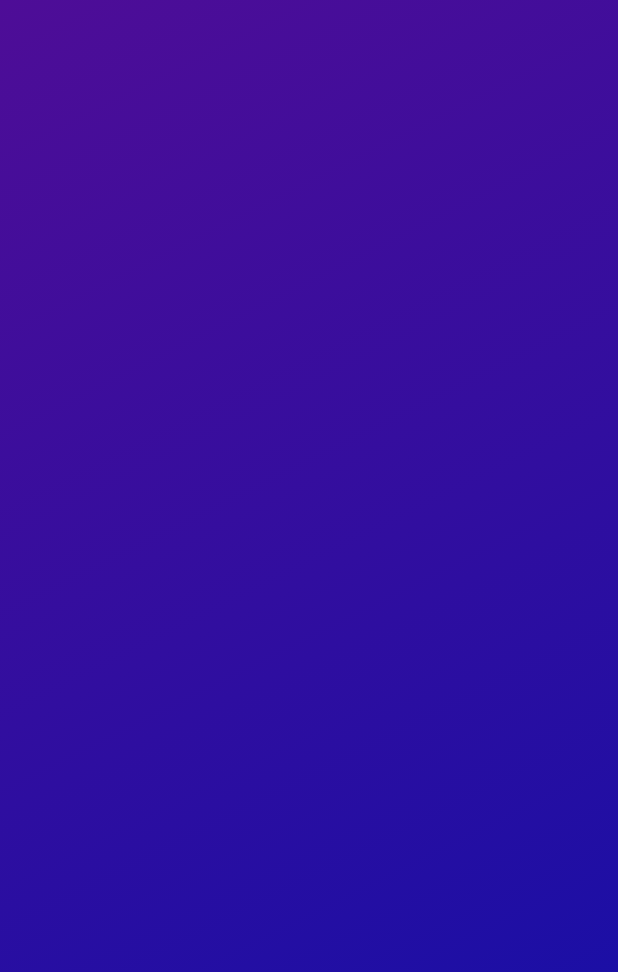
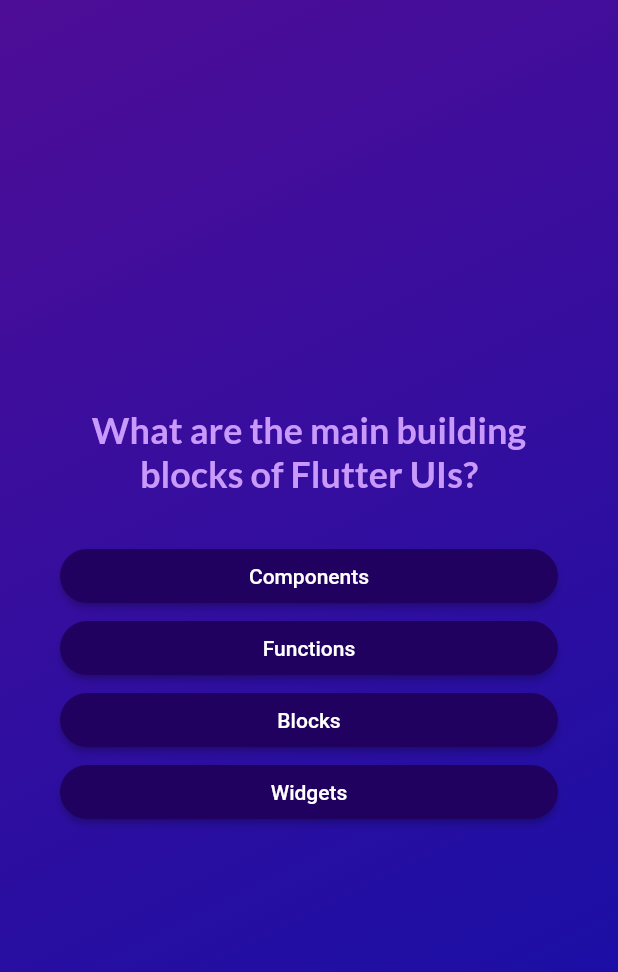
Before and after one commit to Breakrule/quiz-app, a Flutter app: the screen it shows after launch, after a tap on "Start Quiz", on a phone screen of 412 x 824 dp. Shown: the top 972 px of the screen. Run offline on Flutter 3.47's test engine with Material 2 defaults, Android fonts, the phone set to English and light mode, and no system bars; our stand-ins replace google_fonts.

Commit message:
passing data between pages, and add more logic

```diff
--- /dev/null
+++ b/lib/answer_button.dart
@@ -0,0 +1,34 @@
+import 'package:flutter/material.dart';
+
+class AnswerButton extends StatelessWidget {
+  const AnswerButton({
+    super.key,
+    required this.answerText,
+    required this.onTap,
+  });
+
+  final String answerText;
+  final void Function() onTap;
+
+  @override
+  Widget build(BuildContext context) {
+    return ElevatedButton(
+      onPressed: onTap,
+      style: ElevatedButton.styleFrom(
+        padding: const EdgeInsets.symmetric(
+          horizontal: 40,
+          vertical: 10,
+        ),
+        backgroundColor: const Color.fromARGB(255, 33, 1, 95),
+        foregroundColor: Colors.white,
+        shape: RoundedRectangleBorder(
+          borderRadius: BorderRadius.circular(40),
+        ),
+      ),
+      child: Text(
+        answerText,
+        textAlign: TextAlign.center,
+      ),
+    );
+  }
+}
--- /dev/null
+++ b/lib/data/questions.dart
@@ -0,0 +1,55 @@
+import 'package:quiz_app_rez/models/quiz_questions.dart';
+
+const questions = [
+  QuizQuestion(
+    'What are the main building blocks of Flutter UIs?',
+    [
+      'Widgets',
+      'Components',
+      'Blocks',
+      'Functions',
+    ],
+  ),
+  QuizQuestion('How are Flutter UIs built?', [
+    'By combining widgets in code',
+    'By combining widgets in a visual editor',
+    'By defining widgets in config files',
+    'By using XCode for iOS and Android Studio for Android',
+  ]),
+  QuizQuestion(
+    'What\'s the purpose of a StatefulWidget?',
+    [
+      'Update UI as data changes',
+      'Update data as UI changes',
+      'Ignore data changes',
+      'Render UI that does not depend on data',
+    ],
+  ),
+  QuizQuestion(
+    'Which widget should you try to use more often: StatelessWidget or StatefulWidget?',
+    [
+      'StatelessWidget',
+      'StatefulWidget',
+      'Both are equally good',
+      'None of the above',
+    ],
+  ),
+  QuizQuestion(
+    'What happens if you change data in a StatelessWidget?',
+    [
+      'The UI is not updated',
+      'The UI is updated',
+      'The closest StatefulWidget is updated',
+      'Any nested StatefulWidgets are updated',
+    ],
+  ),
+  QuizQuestion(
+    'How should you update data inside of StatefulWidgets?',
+    [
+      'By calling setState()',
+      'By calling updateData()',
+      'By calling updateUI()',
+      'By calling updateState()',
+    ],
+  ),
+];
--- /dev/null
+++ b/lib/models/quiz_questions.dart
@@ -0,0 +1,12 @@
+class QuizQuestion {
+  const QuizQuestion(this.text, this.answers);
+
+  final String text;
+  final List<String> answers;
+
+  List<String> getShuffledAnswers() {
+    final shuffledList = List.of(answers);
+    shuffledList.shuffle();
+    return shuffledList;
+  }
+}
--- a/lib/questions_screen.dart
+++ b/lib/questions_screen.dart
@@ -1,7 +1,12 @@
 import 'package:flutter/material.dart';
+import 'package:google_fonts/google_fonts.dart';
+import 'package:quiz_app_rez/answer_button.dart';
+import 'package:quiz_app_rez/data/questions.dart';
 
 class QuestionsScreen extends StatefulWidget {
-  const QuestionsScreen({super.key});
+  const QuestionsScreen({super.key, required this.onSelectAnswer});
+
+  final void Function(String answer) onSelectAnswer;
 
   @override
   State<QuestionsScreen> createState() {
@@ -10,8 +15,48 @@
 }
 
 class _QuestionsScreenState extends State<QuestionsScreen> {
+  var currentQuestionIndex = 0;
+
+  void answerQuestion(String selectedAnswer) {
+    widget.onSelectAnswer(selectedAnswer);
+    setState(() {
+      currentQuestionIndex++;
+    });
+  }
+
   @override
   Widget build(BuildContext context) {
-    return Container();
+    final currentQuestion = questions[currentQuestionIndex];
+
+    return SizedBox(
+      width: double.infinity,
+      child: Container(
+        margin: const EdgeInsets.all(40),
+        child: Column(
+          mainAxisAlignment: MainAxisAlignment.center,
+          crossAxisAlignment: CrossAxisAlignment.stretch,
+          children: [
+            Text(
+              currentQuestion.text,
+              style: GoogleFonts.lato(
+                color: const Color.fromARGB(255, 201, 153, 251),
+                fontSize: 24,
+                fontWeight: FontWeight.bold,
+              ),
+              textAlign: TextAlign.center,
+            ),
+            const SizedBox(height: 30),
+            ...currentQuestion.getShuffledAnswers().map((answer) {
+              return AnswerButton(
+                answerText: answer,
+                onTap: () {
+                  answerQuestion(answer);
+                },
+              );
+            }),
+          ],
+        ),
+      ),
+    );
   }
 }
--- a/lib/quiz.dart
+++ b/lib/quiz.dart
@@ -1,6 +1,7 @@
 import 'package:flutter/material.dart';
+import 'package:quiz_app_rez/data/questions.dart';
 import 'package:quiz_app_rez/questions_screen.dart';
-
+import 'package:quiz_app_rez/results_screen.dart';
 import 'package:quiz_app_rez/start_screen.dart';
 
 class Quiz extends StatefulWidget {
@@ -13,20 +14,24 @@
 }
 
 class _QuizState extends State<Quiz> {
+  List<String> selectedAnswers = [];
   var activeScreen = 'start-screen';
-  // Widget? activeScreen;
-
-  // @override
-  // void initState() {
-  //   activeScreen = StartScreen(switchScreen);
-  //   super.initState();
-  // }
 
   void switchScreen() {
     setState(() {
-      // activeScreen = const QuestionsScreen();
       activeScreen = 'questions-screen';
     });
+  }
+
+  void chooseAnswer(String answer) {
+    selectedAnswers.add(answer);
+
+    if (selectedAnswers.length == questions.length) {
+      setState(() {
+        selectedAnswers = [];
+        activeScreen = 'results-screen';
+      });
+    }
   }
 
   @override
@@ -34,7 +39,11 @@
     Widget screenWidget = StartScreen(switchScreen);
 
     if (activeScreen == 'questions-screen') {
-      screenWidget = const QuestionsScreen();
+      screenWidget = QuestionsScreen(onSelectAnswer: chooseAnswer);
+    }
+
+    if (activeScreen == 'results-screen') {
+      screenWidget = ResultsScreen(chosenAnswers: selectedAnswers);
     }
 
     return MaterialApp(
@@ -48,9 +57,6 @@
             ], begin: Alignment.topLeft, end: Alignment.bottomRight),
           ),
           child: screenWidget,
-          // child: activeScreen == 'start-screen'
-          //     ? StartScreen(switchScreen)
-          //     : const QuestionsScreen(),
         ),
       ),
     );
--- /dev/null
+++ b/lib/results_screen.dart
@@ -0,0 +1,30 @@
+import 'package:flutter/material.dart';
+
+class ResultsScreen extends StatelessWidget {
+  const ResultsScreen({super.key, required this.chosenAnswers});
+
+  final List<String> chosenAnswers;
+
+  @override
+  Widget build(BuildContext context) {
+    return SizedBox(
+      width: double.infinity,
+      child: Container(
+        margin: const EdgeInsets.all(40),
+        child: Column(
+          mainAxisAlignment: MainAxisAlignment.center,
+          children: [
+            const Text('You answered X out of Y questions correctly!'),
+            const SizedBox(height: 30),
+            const Text('List of answers and questions...'),
+            const SizedBox(height: 30),
+            TextButton(
+              onPressed: () {},
+              child: const Text('Restart Quiz!'),
+            )
+          ],
+        ),
+      ),
+    );
+  }
+}
--- a/lib/start_screen.dart
+++ b/lib/start_screen.dart
@@ -1,4 +1,5 @@
 import 'package:flutter/material.dart';
+import 'package:google_fonts/google_fonts.dart';
 
 class StartScreen extends StatelessWidget {
   const StartScreen(this.startQuiz, {super.key});
@@ -17,9 +18,9 @@
             color: const Color.fromARGB(150, 255, 255, 255),
           ),
           const SizedBox(height: 80),
-          const Text(
+          Text(
             'Learn Flutter the fun way!',
-            style: TextStyle(
+            style: GoogleFonts.lato(
               color: Colors.white,
               fontSize: 24,
             ),
--- a/pubspec.yaml
+++ b/pubspec.yaml
@@ -8,15 +8,15 @@
   sdk: '>=3.1.3 <4.0.0'
 
 dependencies:
+  cupertino_icons: ^1.0.2
   flutter:
     sdk: flutter
-
-  cupertino_icons: ^1.0.2
+  google_fonts: ^6.1.0
 
 dev_dependencies:
+  flutter_lints: ^2.0.0
   flutter_test:
     sdk: flutter
-  flutter_lints: ^2.0.0
 
 flutter:
 
```
Also changed, not shown: pubspec.lock.
